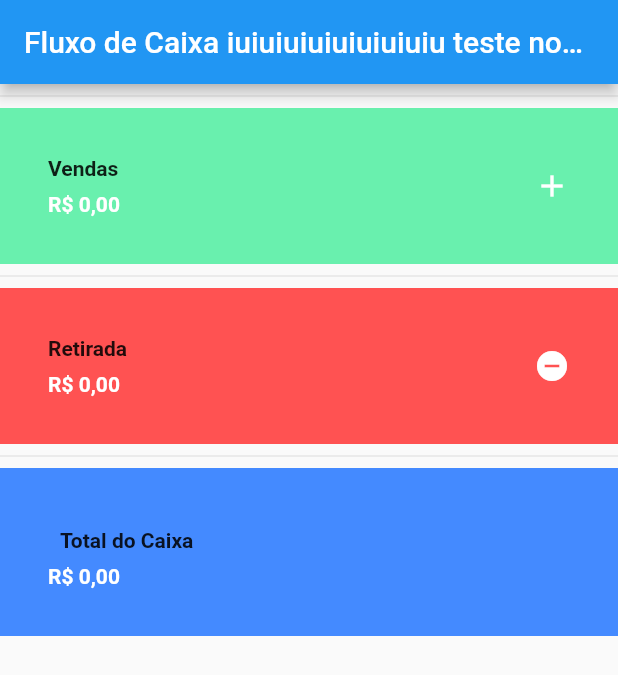
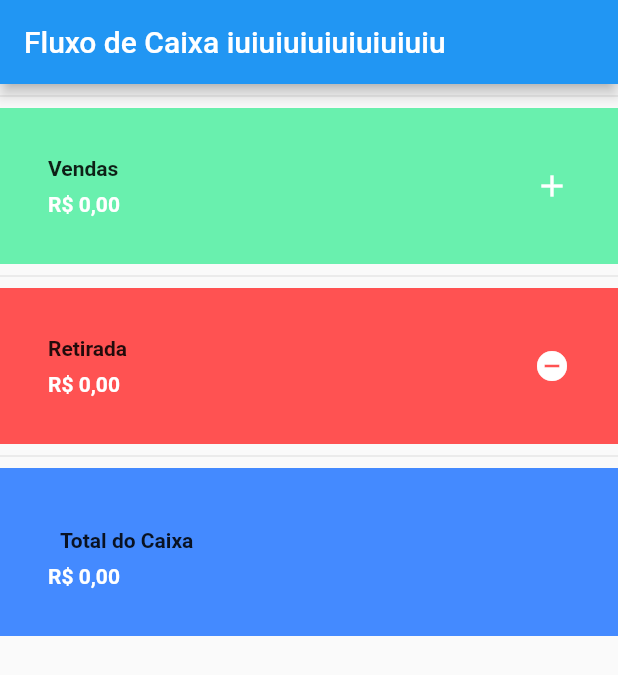
Before and after one commit to heitorhp/fluxo_de_caixa, a Flutter app: the screen it shows after launch, on a phone screen of 412 x 824 dp. Shown: the top 675 px of the screen. Run offline on Flutter 3.47's test engine with Material 2 defaults, Android fonts, the phone set to English and light mode, and no system bars.

Commit message:
Merge branch 'master' of C:\Users\heito\Desktop\Java\APP_Trabalho_Iuri\fluxo_caixa_simplificado with conflicts.

```diff
--- a/lib/main.dart
+++ b/lib/main.dart
@@ -188,7 +188,7 @@ class MyApp extends StatelessWidget {
       debugShowCheckedModeBanner: false, //tira o banner do debug
       home: Scaffold(
         appBar: AppBar(
-          title: Text("Fluxo de Caixa iuiuiuiuiuiuiuiuiu teste novamnete"),
+          title: Text("Fluxo de Caixa iuiuiuiuiuiuiuiuiu"),
         ),
         body: Column(
           children: <Widget>[
```
